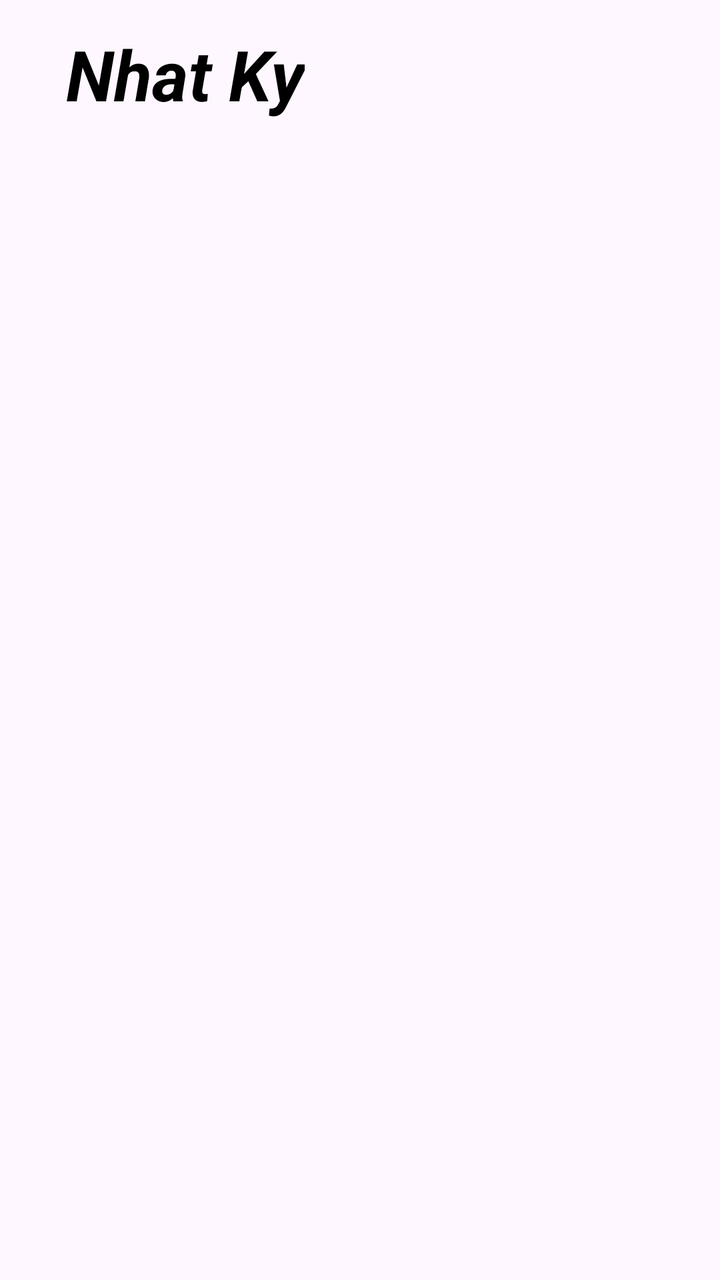
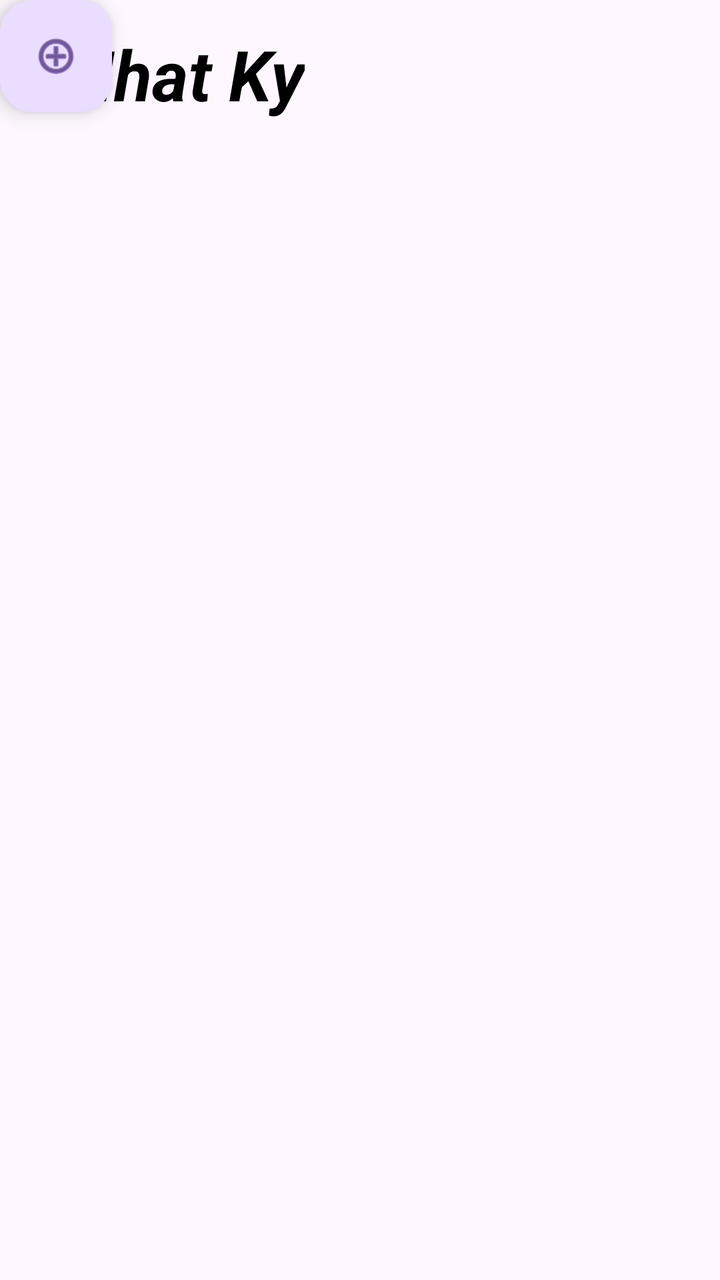

Screens rendered from an Android XML layout before and after an edit, with the pre-edit source and the edit as a unified diff.
<!-- AndroidManifest.xml: application theme Theme.Nhatky -->
<!-- res/layout/activity_main.xml -->
<?xml version="1.0" encoding="utf-8"?>
<androidx.constraintlayout.widget.ConstraintLayout xmlns:android="http://schemas.android.com/apk/res/android"
    xmlns:app="http://schemas.android.com/apk/res-auto"
    xmlns:tools="http://schemas.android.com/tools"
    android:id="@+id/main"
    android:layout_width="match_parent"
    android:layout_height="match_parent"
    tools:context=".MainActivity">

    <TextView
        android:id="@+id/textView"
        android:layout_width="wrap_content"
        android:layout_height="wrap_content"
        android:paddingStart="20dp"
        android:text="Nhat Ky"
        android:textColor="@color/black"
        android:textSize="35sp"

        android:textStyle="bold|italic"
        app:layout_constraintBottom_toBottomOf="parent"
        app:layout_constraintEnd_toEndOf="parent"
        app:layout_constraintHorizontal_bias="0.059"
        app:layout_constraintStart_toStartOf="parent"
        app:layout_constraintTop_toTopOf="parent"
        app:layout_constraintVertical_bias="0.023" />

    <androidx.recyclerview.widget.RecyclerView
        android:id="@+id/rcvPage"
        android:layout_width="409dp"
        android:layout_height="648dp"
        android:layout_marginEnd="1dp"
        app:layout_constraintBottom_toBottomOf="parent"
        app:layout_constraintEnd_toEndOf="parent"
        app:layout_constraintHorizontal_bias="1.0"
        app:layout_constraintStart_toStartOf="parent"
        app:layout_constraintTop_toBottomOf="@+id/textView" />

    <androidx.recyclerview.widget.RecyclerView
        android:layout_width="409dp"
        android:layout_height="648dp"
        android:layout_marginStart="1dp"
        android:layout_marginTop="1dp"
        android:layout_marginEnd="1dp"
        app:layout_constraintEnd_toEndOf="parent"
        app:layout_constraintStart_toStartOf="parent"
        app:layout_constraintTop_toBottomOf="@+id/rcvPage" /><![CDATA[

    "
        app:layout_constraintStart_toStartOf="parent"
        app:layout_constraintTop_toBottomOf="@+id/textView" />

]]>
</androidx.constraintlayout.widget.ConstraintLayout>
<!-- resources referenced by this layout -->
<resources>
  <color name="black">#FF000000</color>
  <style name="Theme.Nhatky" parent="Base.Theme.Nhatky" />
  <style name="Base.Theme.Nhatky" parent="Theme.Material3.DayNight.NoActionBar">
          
          
      </style>
</resources>

<!-- the commit's change to res/layout/activity_main.xml (unified diff, before → after) -->
@@ -26,28 +26,31 @@
 
     <androidx.recyclerview.widget.RecyclerView
         android:id="@+id/rcvPage"
-        android:layout_width="409dp"
-        android:layout_height="648dp"
+        android:layout_width="405dp"
+        android:layout_height="595dp"
         android:layout_marginEnd="1dp"
         app:layout_constraintBottom_toBottomOf="parent"
         app:layout_constraintEnd_toEndOf="parent"
-        app:layout_constraintHorizontal_bias="1.0"
+        app:layout_constraintHorizontal_bias="0.0"
         app:layout_constraintStart_toStartOf="parent"
-        app:layout_constraintTop_toBottomOf="@+id/textView" />
+        app:layout_constraintTop_toBottomOf="@+id/textView"
+        app:layout_constraintVertical_bias="0.0" />
 
-    <androidx.recyclerview.widget.RecyclerView
-        android:layout_width="409dp"
-        android:layout_height="648dp"
-        android:layout_marginStart="1dp"
-        android:layout_marginTop="1dp"
-        android:layout_marginEnd="1dp"
-        app:layout_constraintEnd_toEndOf="parent"
-        app:layout_constraintStart_toStartOf="parent"
-        app:layout_constraintTop_toBottomOf="@+id/rcvPage" /><![CDATA[
+    <com.google.android.material.floatingactionbutton.FloatingActionButton
+        android:id="@+id/floatingActionButton"
+        android:layout_width="wrap_content"
+        android:layout_height="wrap_content"
+        android:clickable="true"
+        app:srcCompat="@android:drawable/ic_menu_add"
+        tools:layout_editor_absoluteX="329dp"
+        tools:layout_editor_absoluteY="663dp" /><![CDATA[
+
+
 
     "
         app:layout_constraintStart_toStartOf="parent"
         app:layout_constraintTop_toBottomOf="@+id/textView" />
 
+
 ]]>
 </androidx.constraintlayout.widget.ConstraintLayout>
